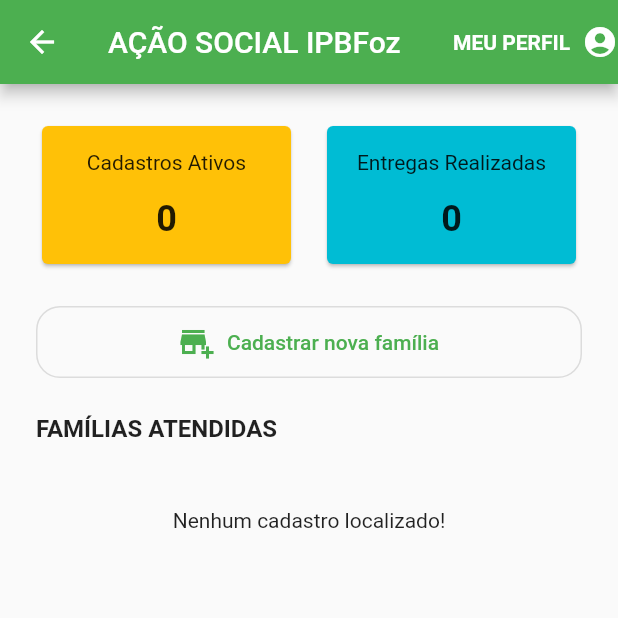
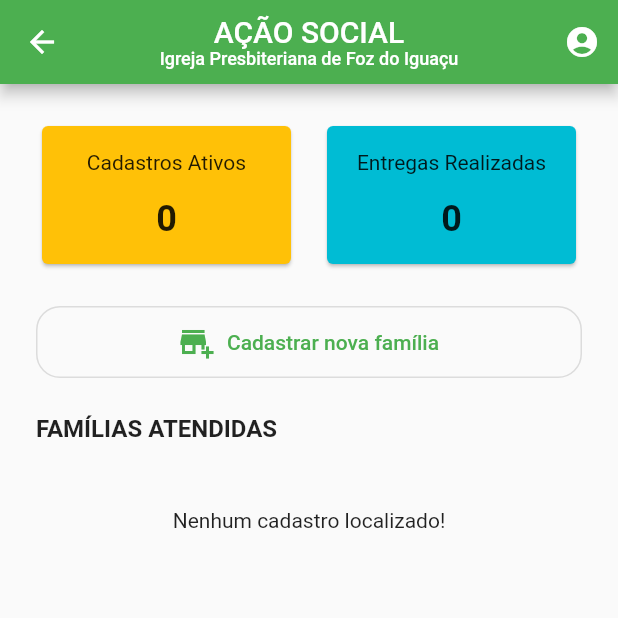
Before and after one commit to jeffpontocom/acao_ipbfoz, a Flutter app: the HomePage screen opened by its route, on a phone screen of 412 x 824 dp, the top half of it. Run offline on Flutter 3.47's test engine with Material 2 defaults, Android fonts, the phone set to English and light mode, and no system bars; our stand-ins replace cloud_firestore, firebase_auth, firebase_core; missing offline and left inert: easy_mask; accounts and stored records are empty.

Commit message:
another commit

```diff
--- a/lib/data/diaconos.dart
+++ b/lib/data/diaconos.dart
@@ -2,7 +2,7 @@ import 'package:acao_ipbfoz/main.dart';
 import 'package:acao_ipbfoz/models/diacono.dart';
 import 'package:cloud_firestore/cloud_firestore.dart';
 
-List<Map<String, Diacono>> diaconos = new List.empty(growable: true);
+Map<String, Diacono> diaconos = new Map();
 
 void loadDiaconos() async {
   await FirebaseFirestore.instance
@@ -15,7 +15,7 @@ void loadDiaconos() async {
     (QuerySnapshot<Diacono> querySnapshots) {
       if (querySnapshots.size > 0) {
         querySnapshots.docs.forEach((element) {
-          diaconos.add({element.id: element.data()});
+          diaconos.addAll({element.id: element.data()});
           if (auth.currentUser != null && auth.currentUser!.uid == element.id) {
             usuarioLogado = element.data();
             usuarioLogado.uid = element.id;
--- a/lib/models/entrega.dart
+++ b/lib/models/entrega.dart
@@ -28,7 +28,7 @@ class Entrega {
     return {
       'data': data,
       'diacono': diacono,
-      'itens': List<dynamic>.from(itens.map((e) => e.toJson())),
+      'itens': List<dynamic>.from(itens.map((item) => item.toJson())),
       'entregue': entregue
     };
   }
--- a/lib/view/familia_page.dart
+++ b/lib/view/familia_page.dart
@@ -149,13 +149,15 @@ class _FamiliaPageState extends State<FamiliaPage> {
                     ),
                   ];
                 },
-                body: TabBarView(
+                body: SafeArea(
+                  child: TabBarView(
                     children: [
                       FamiliaDados(),
                       FamiliaMoradores(),
                       FamiliaEntregas(),
                       FamiliaMapa(),
                     ],
+                  ),
                 ),
               ),
             ),
--- a/lib/view/home_page.dart
+++ b/lib/view/home_page.dart
@@ -1,7 +1,7 @@
 import 'dart:async';
 
 import 'package:acao_ipbfoz/data/diaconos.dart';
-import 'package:flutter/scheduler.dart';
+import 'package:flutter/foundation.dart';
 
 import '/main.dart';
 import '../models/familia.dart';
@@ -10,8 +10,32 @@ import 'package:cloud_firestore/cloud_firestore.dart';
 import 'package:flutter/material.dart';
 import 'package:firebase_auth/firebase_auth.dart';
 
-int _totalFamilias = 0;
-int _totalEntregas = 0;
+var _totalFamilias = new ValueNotifier(0);
+var _totalEntregas = new ValueNotifier(0);
+
+class TotalFamilias extends StatelessWidget {
+  final ValueListenable<int> total;
+  TotalFamilias(this.total);
+  @override
+  Widget build(BuildContext context) {
+    return Text(
+      total.value.toString(),
+      style: TextStyle(fontSize: 24.0, fontWeight: FontWeight.bold),
+    );
+  }
+}
+
+class TotalEntregas extends StatelessWidget {
+  final ValueListenable<int> total;
+  TotalEntregas(this.total);
+  @override
+  Widget build(BuildContext context) {
+    return Text(
+      total.value.toString(),
+      style: TextStyle(fontSize: 24.0, fontWeight: FontWeight.bold),
+    );
+  }
+}
 
 class HomePage extends StatefulWidget {
   @override
@@ -36,21 +60,32 @@ class _HomePageState extends State<HomePage> {
   Widget build(BuildContext context) {
     return Scaffold(
       appBar: AppBar(
-        title: Text('AÇÃO SOCIAL IPBFoz'),
+        centerTitle: true,
+        title: Column(
+          mainAxisAlignment: MainAxisAlignment.center,
+          crossAxisAlignment: CrossAxisAlignment.center,
+          children: <Widget>[
+            Text(
+              'AÇÃO SOCIAL',
+            ),
+            Visibility(
+              visible: true,
+              child: Text(
+                'Igreja Presbiteriana de Foz do Iguaçu',
+                style: TextStyle(
+                  fontSize: 12.0,
+                ),
+              ),
+            ),
+          ],
+        ),
         actions: <Widget>[
-          TextButton(
-            child: Text(
-              _auth.currentUser == null ? 'ENTRAR' : 'MEU PERFIL',
-              style:
-                  TextStyle(color: Colors.white, fontWeight: FontWeight.bold),
-            ),
+          IconButton(
+            icon: Icon(Icons.account_circle_rounded),
             onPressed: () {
               Navigator.pushNamed(context, '/diacono').then(onGoBack);
             },
           ),
-          Icon(_auth.currentUser == null
-              ? Icons.account_circle_outlined
-              : Icons.account_circle),
         ],
       ),
       body: Center(
@@ -68,11 +103,7 @@ class _HomePageState extends State<HomePage> {
                       child: Column(
                         children: [
                           Text('Cadastros Ativos\n'),
-                          Text(
-                            '$_totalFamilias',
-                            style: TextStyle(
-                                fontSize: 24.0, fontWeight: FontWeight.bold),
-                          )
+                          TotalFamilias(_totalFamilias),
                         ],
                       ),
                     ),
@@ -94,11 +125,7 @@ class _HomePageState extends State<HomePage> {
                         mainAxisSize: MainAxisSize.max,
                         children: [
                           Text('Entregas Realizadas\n'),
-                          Text(
-                            '$_totalEntregas',
-                            style: TextStyle(
-                                fontSize: 24.0, fontWeight: FontWeight.bold),
-                          )
+                          TotalEntregas(_totalEntregas),
                         ],
                       ),
                     ),
@@ -157,7 +184,7 @@ class _HomePageState extends State<HomePage> {
                   if (!snapshots.hasData) {
                     return const Center(child: CircularProgressIndicator());
                   }
-                  _refreshTotalFamilia(snapshots.data!.size);
+                  _totalFamilias.value = snapshots.data!.size;
                   if (snapshots.data!.size == 0) {
                     return Center(
                       heightFactor: 5,
@@ -165,13 +192,14 @@ class _HomePageState extends State<HomePage> {
                     );
                   }
                   final data = snapshots.data;
+                  _totalEntregas.value = 0;
                   data?.docs.forEach((element) {
                     element.reference
                         .collection('entregas')
                         .get()
                         .then((value) {
                       if (value.size > 0) {
-                        _refreshTotalEntregas(value.size);
+                        _totalEntregas.value += value.size;
                       }
                     });
                   });
@@ -181,26 +209,28 @@ class _HomePageState extends State<HomePage> {
                         shrinkWrap: true,
                         itemCount: data!.size,
                         itemBuilder: (context, index) {
-                          int resp = data.docs[index].data().famResponsavel;
+                          Familia mFamilia = data.docs[index].data();
+                          //int resp = data.docs[index].data().famResponsavel;
                           int totalEntregas = 0;
-                          data.docs[index].reference
-                              .collection('entregas')
-                              .get()
-                              .then((value) => totalEntregas = value.size);
+                          //data.docs[index].reference
+                          //    .collection('entregas')
+                          //    .get()
+                          //   .then((value) => totalEntregas = value.size);
                           return ListTile(
                             horizontalTitleGap: 2,
-                            isThreeLine: true, trailing: Text('Abrir'),
+                            isThreeLine: true,
                             leading: Icon(Icons.family_restroom_rounded),
                             // Nome do morador
                             title: Text(
-                              data.docs[index].data().moradores[resp].nome,
+                              mFamilia.moradores[mFamilia.famResponsavel].nome,
                               style: TextStyle(fontWeight: FontWeight.bold),
                             ),
                             // Bairro
-                            subtitle: Text(data.docs[index].data().endBairro +
+                            subtitle: Text(mFamilia.endBairro +
                                 '\n' +
                                 totalEntregas.toString() +
                                 ' entregas realizadas.'),
+                            //trailing: Icon(),
                             onTap: () {
                               refFamilia = data.docs[index].reference;
                               Navigator.pushNamed(context, '/familia')
@@ -215,16 +245,4 @@ class _HomePageState extends State<HomePage> {
       ),
     );
   }
-
-  Future<void> _refreshTotalFamilia(int total) async {
-    SchedulerBinding.instance!.addPostFrameCallback((_) => setState(() {
-          _totalFamilias = total;
-        }));
-  }
-
-  Future<void> _refreshTotalEntregas(int valor) async {
-    SchedulerBinding.instance!.addPostFrameCallback((_) => setState(() {
-          _totalEntregas = _totalEntregas + valor;
-        }));
-  }
 }
```
Also changed, not shown: lib/view/fam_dados.dart (+5 -4 lines), lib/view/fam_entregas.dart (+143 -34 lines). Lines whose indentation alone changed are shown as unchanged.
